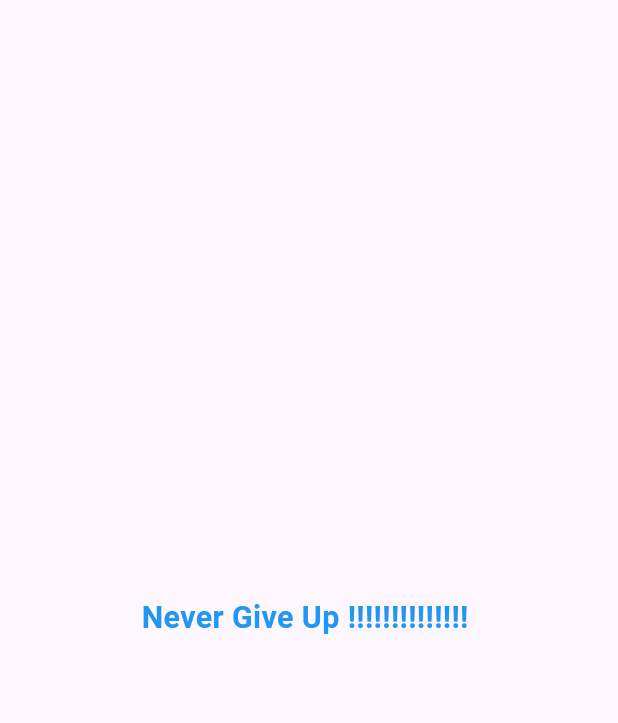
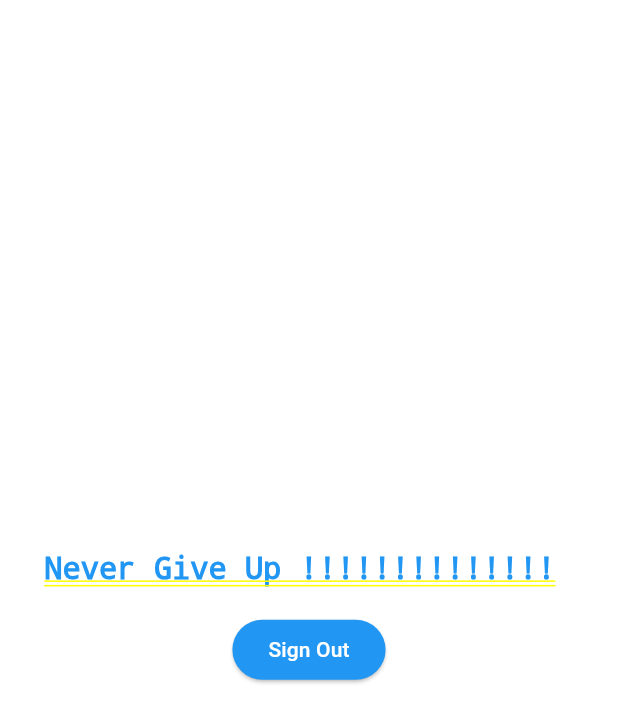
Before and after one commit to yousefemadkhazbak183/Auth-Feature, a Flutter app: the HomeScreen screen opened by its route, on a phone screen of 412 x 824 dp. Shown: the top 723 px of the screen. Run offline on Flutter 3.47's test engine with Material 3 defaults, Android fonts, the phone set to English and light mode, and no system bars; our stand-ins replace equatable, firebase_auth, firebase_core, flutter_bloc, flutter_screenutil; accounts and stored records are empty.

Commit message:
- add SignOut feature.

```diff
--- a/lib/Home_screen.dart
+++ b/lib/Home_screen.dart
@@ -1,4 +1,6 @@
+import 'package:auth_feature/feature/sign_out/sign_out_screen.dart';
 import 'package:flutter/material.dart';
+import 'package:flutter_screenutil/flutter_screenutil.dart';
 
 import 'core/theming/app_styles.dart';
 
@@ -8,11 +10,15 @@ class HomeScreen extends StatelessWidget {
 
   @override
   Widget build(BuildContext context) {
-    return Scaffold(
-      body: Padding(
+    return Container(
+      color: Colors.white,
+      child: Column(
+        mainAxisAlignment: MainAxisAlignment.center,
+        children: [
+          Padding(
             padding: EdgeInsets.all(8.0),
             child: Column(
-          mainAxisAlignment: MainAxisAlignment.center,
+
               children: [
                 Center(
                   child: Text(
@@ -20,8 +26,13 @@ class HomeScreen extends StatelessWidget {
                     style: AppStyles.font20Blue,
                   ),
                 ),
+                SizedBox(height: 18.h,),
+                const SignOutScreen(),
               ],
             ),
+          ),
+        ],
+
       ),
     );
   }
--- a/lib/core/routing/app_router.dart
+++ b/lib/core/routing/app_router.dart
@@ -1,13 +1,13 @@
 import 'package:auth_feature/core/routing/routers.dart';
 import 'package:auth_feature/feature/forget_password/screen/forget_password_screen.dart';
 import 'package:auth_feature/feature/sign_in/screen/sign_in_screen.dart';
+import 'package:auth_feature/feature/sign_out/sign_out_screen.dart';
 import 'package:auth_feature/feature/sign_up/presentation/screen/sign_up_screen.dart';
 import 'package:auth_feature/home_screen.dart';
 import 'package:flutter/material.dart';
 
 class AppRouter {
   Route generateRoute(RouteSettings settings) {
-    final arguments = settings.arguments;
     switch (settings.name) {
       case Routers.signUpRouter:
         return MaterialPageRoute(builder: (_) => const SignUpScreen());
@@ -17,6 +17,8 @@ class AppRouter {
         return MaterialPageRoute(builder: (_) => const HomeScreen());
       case Routers.forgetPasswordRouter:
         return MaterialPageRoute(builder: (_) => const ForgetPasswordScreen());
+      case Routers.signOutRouter:
+        return MaterialPageRoute(builder: (_) => const SignOutScreen());
       default:
         return MaterialPageRoute(
           builder: (_) => const Center(child: Text('Error Screen')),
--- a/lib/core/routing/routers.dart
+++ b/lib/core/routing/routers.dart
@@ -3,4 +3,5 @@ class Routers {
   static const String signInRouter = '/signInRouter';
   static const String homeRouter = '/homeRouter';
   static const String forgetPasswordRouter = '/forgetPasswordRouter';
+  static const String signOutRouter = '/signOutRouter';
 }
--- a/lib/core/theming/app_styles.dart
+++ b/lib/core/theming/app_styles.dart
@@ -31,6 +31,11 @@ class AppStyles {
     backgroundColor: Colors.blue,
     shape: RoundedRectangleBorder(borderRadius: BorderRadius.circular(20)),
   );
+  static ButtonStyle elevatedButtonSignOut = ElevatedButton.styleFrom(
+    foregroundColor: Colors.white,
+    backgroundColor: Colors.blue,
+    shape: RoundedRectangleBorder(borderRadius: BorderRadius.circular(20)),
+  );
   static ButtonStyle elevatedButtonStyleFixedSize = ElevatedButton.styleFrom(
     foregroundColor: Colors.white,
     minimumSize: Size(double.infinity, 40.h),
--- a/lib/feature/sign_in/cubit/sign_in_cubit.dart
+++ b/lib/feature/sign_in/cubit/sign_in_cubit.dart
@@ -1,7 +1,9 @@
-import 'package:auth_feature/feature/sign_in/cubit/sign_in_state.dart';
+import 'package:equatable/equatable.dart';
 import 'package:firebase_auth/firebase_auth.dart';
 import 'package:flutter/material.dart';
 import 'package:flutter_bloc/flutter_bloc.dart';
+
+part 'sign_in_state.dart';
 
 class SignInCubit extends Cubit<SignInState> {
   SignInCubit() : super(SignInInitial());
--- a/lib/feature/sign_in/screen/sign_in_screen.dart
+++ b/lib/feature/sign_in/screen/sign_in_screen.dart
@@ -1,7 +1,6 @@
 import 'package:auth_feature/core/routing/routers.dart';
 import 'package:auth_feature/core/widgets/app_text_button.dart';
 import 'package:auth_feature/feature/sign_in/cubit/sign_in_cubit.dart';
-import 'package:auth_feature/feature/sign_in/cubit/sign_in_state.dart';
 import 'package:auth_feature/feature/sign_in/widget/sign_in_form.dart';
 import 'package:flutter/material.dart';
 import 'package:flutter_bloc/flutter_bloc.dart';
--- /dev/null
+++ b/lib/feature/sign_out/cubit/sign_out_cubit.dart
@@ -0,0 +1,14 @@
+import 'package:equatable/equatable.dart';
+import 'package:firebase_auth/firebase_auth.dart';
+import 'package:flutter_bloc/flutter_bloc.dart';
+
+part 'sign_out_state.dart';
+
+class SignOutCubit extends Cubit<SignOutState> {
+  SignOutCubit() : super(SignOutInitState());
+
+  Future<void> signOut() async {
+    await FirebaseAuth.instance.signOut();
+    emit(SignOutSuccessState());
+  }
+}
--- /dev/null
+++ b/lib/feature/sign_out/cubit/sign_out_state.dart
@@ -0,0 +1,22 @@
+part of 'sign_out_cubit.dart';
+
+sealed class SignOutState extends Equatable {}
+
+class SignOutInitState extends SignOutState {
+  @override
+  List<Object?> get props => [];
+}
+
+class SignOutSuccessState extends SignOutState {
+  @override
+  List<Object?> get props => [];
+}
+
+class SignOutErrorState extends SignOutState {
+  String errorMessage;
+
+  SignOutErrorState(this.errorMessage);
+
+  @override
+  List<Object?> get props => [];
+}
--- /dev/null
+++ b/lib/feature/sign_out/sign_out_screen.dart
@@ -0,0 +1,41 @@
+import 'package:auth_feature/core/theming/app_styles.dart';
+import 'package:auth_feature/feature/sign_out/cubit/sign_out_cubit.dart';
+import 'package:flutter/material.dart';
+import 'package:flutter_bloc/flutter_bloc.dart';
+
+class SignOutScreen extends StatelessWidget {
+  const SignOutScreen({super.key});
+
+  @override
+  Widget build(BuildContext context) {
+    return BlocProvider(
+      create: (_) => SignOutCubit(),
+      child: BlocListener<SignOutCubit, SignOutState>(
+        listener: (context, state) {
+          if (state is SignOutSuccessState) {
+            ScaffoldMessenger.of(
+              context,
+            ).showSnackBar(const SnackBar(content: Text('LogOut Success')));
+            Navigator.pop(context);
+          }
+        },
+        child: BlocBuilder<SignOutCubit, SignOutState>(
+          builder: (context, state) {
+            if (state is SignOutErrorState) {
+              ScaffoldMessenger.of(
+                context,
+              ).showSnackBar(SnackBar(content: Text(state.errorMessage)));
+            }
+            return ElevatedButton(
+              style: AppStyles.elevatedButtonSignOut,
+              onPressed: () {
+                context.read<SignOutCubit>().signOut();
+              },
+              child: const Text('Sign Out'),
+            );
+          },
+        ),
+      ),
+    );
+  }
+}
--- a/lib/feature/sign_up/cubit/sign_up_state.dart
+++ b/lib/feature/sign_up/cubit/sign_up_state.dart
@@ -4,13 +4,11 @@ sealed class SignUpState extends Equatable {}
 
 class InitState extends SignUpState {
   @override
-  // TODO: implement props
   List<Object?> get props => [];
 }
 
 class SignUpLoadingState extends SignUpState {
   @override
-  // TODO: implement props
   List<Object?> get props => [];
 }
 
@@ -20,12 +18,10 @@ class SignUPErrorState extends SignUpState {
   SignUPErrorState(this.error);
 
   @override
-  // TODO: implement props
   List<Object?> get props => [];
 }
 
 class SignUpSuccessState extends SignUpState {
   @override
-  // TODO: implement props
   List<Object?> get props => [];
 }
--- a/lib/feature/sign_up/presentation/screen/sign_up_screen.dart
+++ b/lib/feature/sign_up/presentation/screen/sign_up_screen.dart
@@ -20,7 +20,7 @@ class SignUpScreen extends StatelessWidget {
         child: BlocListener<SignUpCubit, SignUpState>(
           listener: (context, state) {
             if (state is SignUpSuccessState) {
-              Navigator.pushReplacementNamed(context, Routers.signInRouter);
+              Navigator.pushReplacementNamed(context, Routers.homeRouter);
             }
           },
           child: BlocBuilder<SignUpCubit, SignUpState>(
--- a/pubspec.yaml
+++ b/pubspec.yaml
@@ -39,6 +39,8 @@ dependencies:
   flutter_screenutil: ^5.9.3
   flutter_bloc: ^9.1.1
   equatable: ^2.0.7
+  requests_inspector: ^5.0.0
+  sensors_plus: ^6.1.1
 
 dev_dependencies:
   flutter_test:
```
Also changed, not shown: lib/feature/sign_in/cubit/sign_in_state.dart (+22 -4 lines), lib/main.dart (+0 -9 lines), lib/sensor_mobile.dart (added, +56 -0 lines), pubspec.lock, 1 other file. Lines whose indentation alone changed are shown as unchanged.
